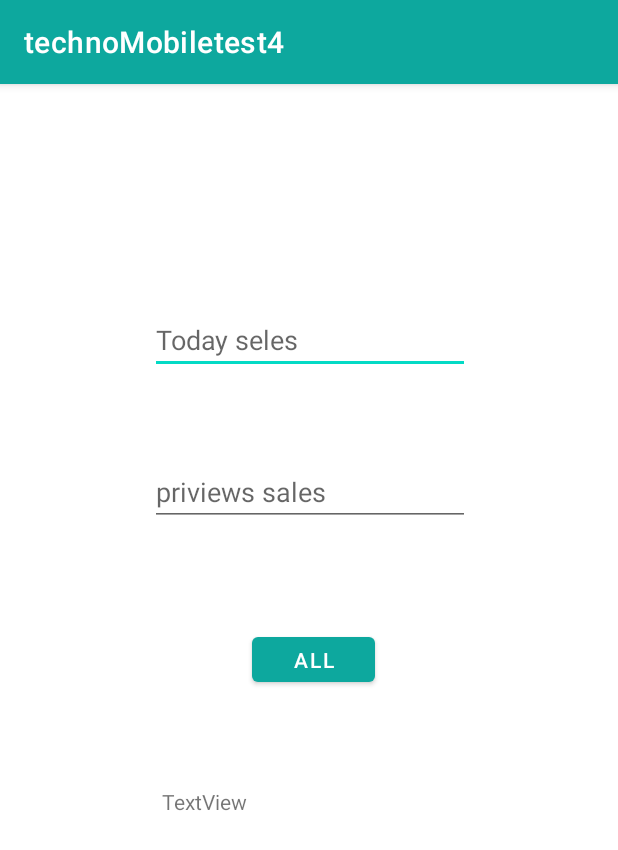
After one commit to ishaaBoy/technoMobiletest4, an Android app: the cal screen opened directly, with no data from a screen before it, on a phone screen of 412 x 824 dp. The commit adds this screen. Shown: the top 850 px of the screen. Run offline under Robolectric (Android 15) with nearby library versions, the phone set to English and light mode, and no system bars.

Commit message:
add
point correct

```diff
--- /dev/null
+++ b/app/src/main/java/com/example/technomobiletest4/cal.java
@@ -0,0 +1,40 @@
+package com.example.technomobiletest4;
+
+import androidx.appcompat.app.AppCompatActivity;
+
+import android.os.Bundle;
+import android.view.View;
+import android.widget.Button;
+import android.widget.EditText;
+import android.widget.TextView;
+
+public class cal extends AppCompatActivity {
+
+    private EditText num1;
+    private EditText num2;
+    private Button add;
+    private TextView result;
+
+
+    @Override
+    protected void onCreate(Bundle savedInstanceState) {
+        super.onCreate(savedInstanceState);
+        setContentView(R.layout.activity_cal);
+
+
+        num1 = (EditText) findViewById(R.id.num1);
+        num2 = (EditText) findViewById(R.id.num2);
+        add =(Button) findViewById(R.id.calbtn);
+        result=(TextView) findViewById(R.id.viewbtn);
+
+        add.setOnClickListener(new View.OnClickListener() {
+            @Override
+            public void onClick(View view) {
+                int number1 = Integer.parseInt(num1.getText().toString());
+                int number2 = Integer.parseInt(num2.getText().toString());
+                int sum = number1+number2;
+                result.setText("Total Sales " + String.valueOf(sum));
+            }
+        });
+    }
+}
--- /dev/null
+++ b/app/src/main/res/layout/activity_cal.xml
@@ -0,0 +1,56 @@
+<?xml version="1.0" encoding="utf-8"?>
+<androidx.constraintlayout.widget.ConstraintLayout xmlns:android="http://schemas.android.com/apk/res/android"
+    xmlns:app="http://schemas.android.com/apk/res-auto"
+    xmlns:tools="http://schemas.android.com/tools"
+    android:layout_width="match_parent"
+    android:layout_height="match_parent"
+    tools:context=".cal">
+
+    <EditText
+        android:id="@+id/num1"
+        android:layout_width="wrap_content"
+        android:layout_height="wrap_content"
+        android:layout_marginStart="100dp"
+        android:layout_marginTop="148dp"
+        android:ems="10"
+        android:hint="Today seles"
+        android:inputType="textPersonName"
+        app:layout_constraintStart_toStartOf="parent"
+        app:layout_constraintTop_toTopOf="parent"
+        tools:ignore="TouchTargetSizeCheck" />
+
+    <EditText
+        android:id="@+id/num2"
+        android:layout_width="wrap_content"
+        android:layout_height="wrap_content"
+        android:layout_marginStart="100dp"
+        android:layout_marginTop="56dp"
+        android:ems="10"
+        android:hint="priviews sales"
+        android:inputType="textPersonName"
+        app:layout_constraintStart_toStartOf="parent"
+        app:layout_constraintTop_toBottomOf="@+id/num1"
+        tools:ignore="TouchTargetSizeCheck" />
+
+    <Button
+        android:id="@+id/calbtn"
+        android:layout_width="82dp"
+        android:layout_height="42dp"
+        android:layout_marginStart="168dp"
+        android:layout_marginTop="68dp"
+        android:text="ALL"
+        app:layout_constraintStart_toStartOf="parent"
+        app:layout_constraintTop_toBottomOf="@+id/num2"
+        tools:ignore="TouchTargetSizeCheck" />
+
+    <TextView
+        android:id="@+id/viewbtn"
+        android:layout_width="214dp"
+        android:layout_height="46dp"
+        android:layout_marginStart="108dp"
+        android:layout_marginTop="64dp"
+        android:text="TextView"
+        app:layout_constraintStart_toStartOf="parent"
+        app:layout_constraintTop_toBottomOf="@+id/calbtn" />
+
+</androidx.constraintlayout.widget.ConstraintLayout>
```
Also changed, not shown: app/src/main/AndroidManifest.xml (+5 -4 lines), app/src/main/java/com/example/technomobiletest4/MoreActivity.java (+13 -0 lines), app/src/main/java/com/example/technomobiletest4/calculation.java (added, +41 -0 lines), app/src/main/res/layout/activity_more.xml (+10 -0 lines), app/src/main/res/layout/calculation.xml (added, +55 -0 lines).
